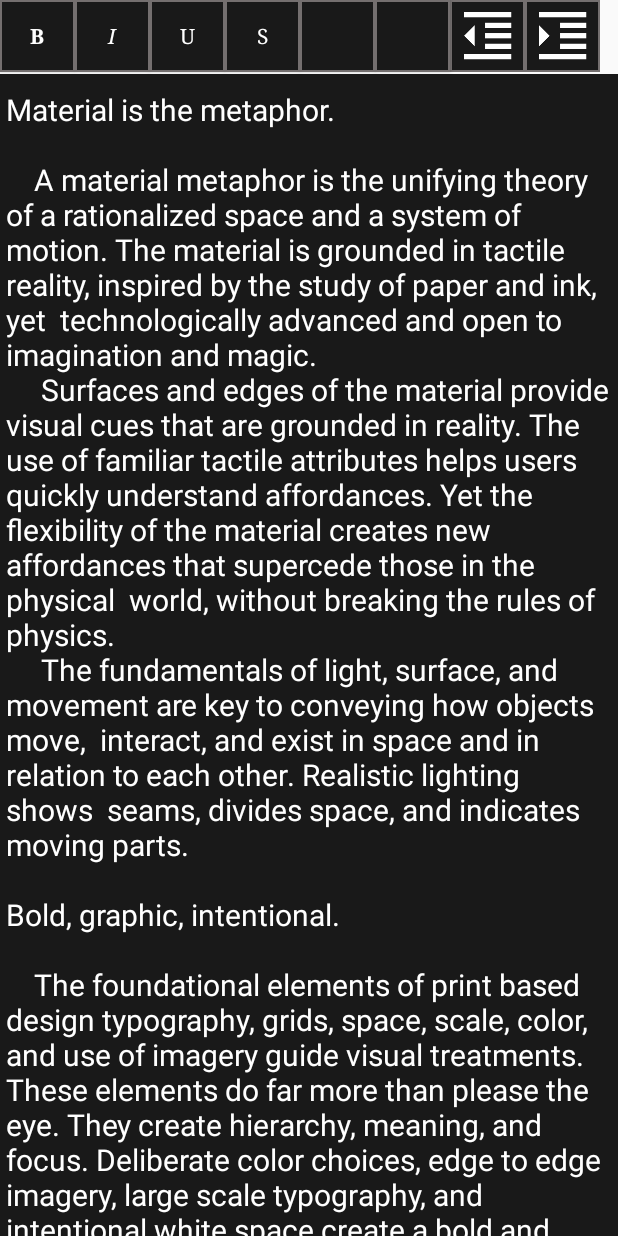
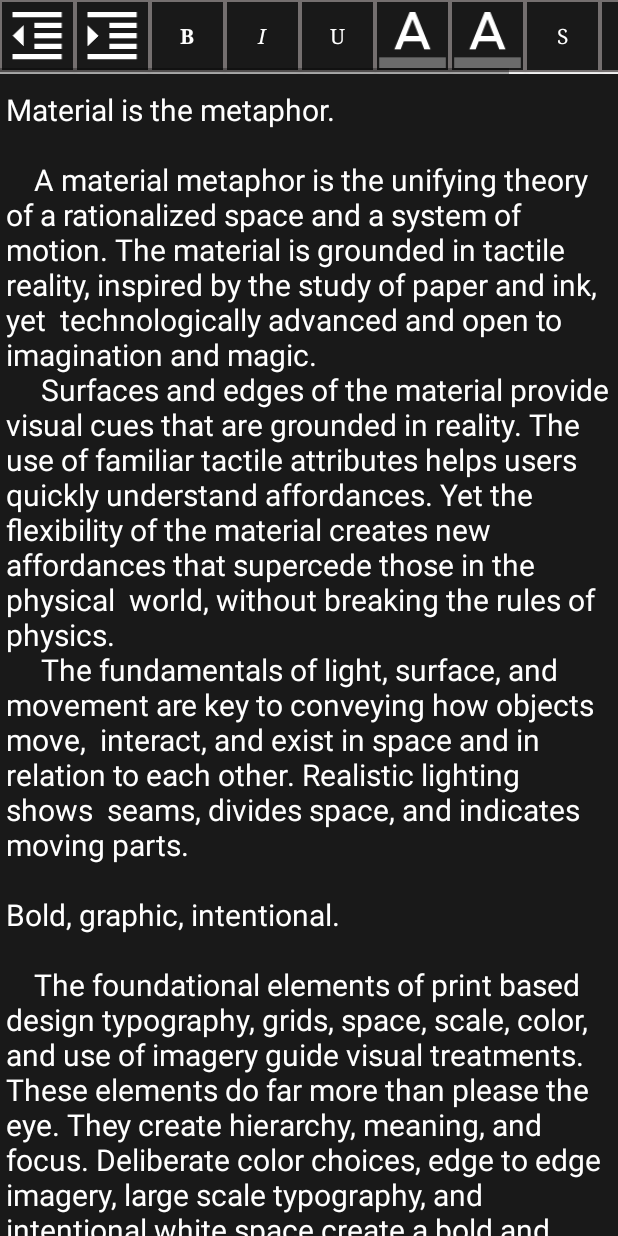
Before and after one commit to atorres1929/Journal, an Android app: the layout fragment_new_entry.xml on its own in the app's theme, with its tools: preview values and no code run, on a phone screen of 412 x 824 dp. Run offline under Robolectric (Android 15) with nearby library versions, the phone set to English and light mode, and no system bars.

Commit message:
Changed Button format to be universal, Bug Fixes, Code Improvements

```diff
--- a/app/src/main/res/layout/fragment_new_entry.xml
+++ b/app/src/main/res/layout/fragment_new_entry.xml
@@ -16,6 +16,24 @@
             android:layout_width="wrap_content"
             android:layout_height="match_parent"
             android:orientation="horizontal" >
+
+            <Button
+                android:id="@+id/unindentButton"
+                android:layout_width="@dimen/horizontal_scroll_button_width"
+                android:layout_height="wrap_content"
+                android:layout_weight="1"
+                android:background="@drawable/custom_button_bordered"
+                android:foreground="@mipmap/ic_unindent"
+                app:srcCompat="@mipmap/ic_unindent" />
+
+            <Button
+                android:id="@+id/indentButton"
+                android:layout_width="@dimen/horizontal_scroll_button_width"
+                android:layout_height="wrap_content"
+                android:layout_weight="1"
+                android:background="@drawable/custom_button_bordered"
+                android:foreground="@mipmap/ic_indent"
+                app:srcCompat="@mipmap/ic_indent" />
 
             <ToggleButton
                 android:id="@+id/boldButton"
@@ -52,6 +70,24 @@
                 android:textOff="@string/button_underline"
                 android:textOn="@string/button_underline" />
 
+            <Button
+                android:id="@+id/foregroundColorButton"
+                android:layout_width="@dimen/horizontal_scroll_button_width"
+                android:layout_height="wrap_content"
+                android:layout_weight="1"
+                android:background="@drawable/custom_button_bordered"
+                android:foreground="@mipmap/ic_textcolor"
+                app:srcCompat="@mipmap/ic_indent" />
+
+            <Button
+                android:id="@+id/backgroundColorButton"
+                android:layout_width="@dimen/horizontal_scroll_button_width"
+                android:layout_height="wrap_content"
+                android:layout_weight="1"
+                android:background="@drawable/custom_button_bordered"
+                android:foreground="@mipmap/ic_textcolor"
+                app:srcCompat="@mipmap/ic_indent" />
+
             <ToggleButton
                 android:id="@+id/strikeThroughButton"
                 android:layout_width="@dimen/horizontal_scroll_button_width"
@@ -82,22 +118,6 @@
                 android:fontFamily="serif"
                 android:textAllCaps="false"
                 android:textColor="@android:color/white" />
-
-            <ImageButton
-                android:id="@+id/unindentButton"
-                android:layout_width="@dimen/horizontal_scroll_button_width"
-                android:layout_height="wrap_content"
-                android:layout_weight="1"
-                android:background="@drawable/custom_button_bordered"
-                app:srcCompat="@mipmap/ic_unindent" />
-
-            <ImageButton
-                android:id="@+id/indentButton"
-                android:layout_width="@dimen/horizontal_scroll_button_width"
-                android:layout_height="wrap_content"
-                android:layout_weight="1"
-                android:background="@drawable/custom_button_bordered"
-                app:srcCompat="@mipmap/ic_indent" />
 
         </LinearLayout>
     </HorizontalScrollView>
```
Also changed, not shown: app/src/main/java/com/artifexiumgames/journal/Fragment/NewEntryFragment.java (+4 -33 lines), app/src/main/java/com/artifexiumgames/journal/RichEditText/RichEditText.java (+179 -117 lines), app/src/main/ic_textcolor-web.png (added), app/src/main/res/mipmap-hdpi/ic_textcolor.png (added), app/src/main/res/mipmap-mdpi/ic_textcolor.png (added), app/src/main/res/mipmap-xhdpi/ic_textcolor.png (added), app/src/main/res/mipmap-xxhdpi/ic_textcolor.png (added), app/src/main/res/mipmap-xxxhdpi/ic_textcolor.png (added).
